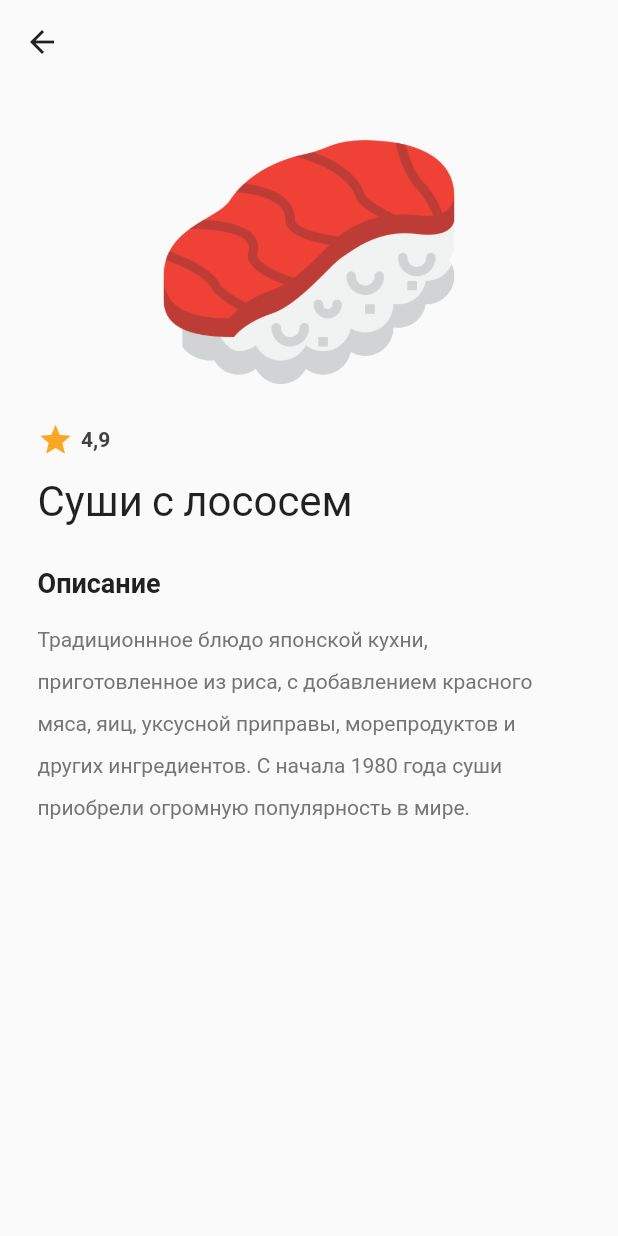
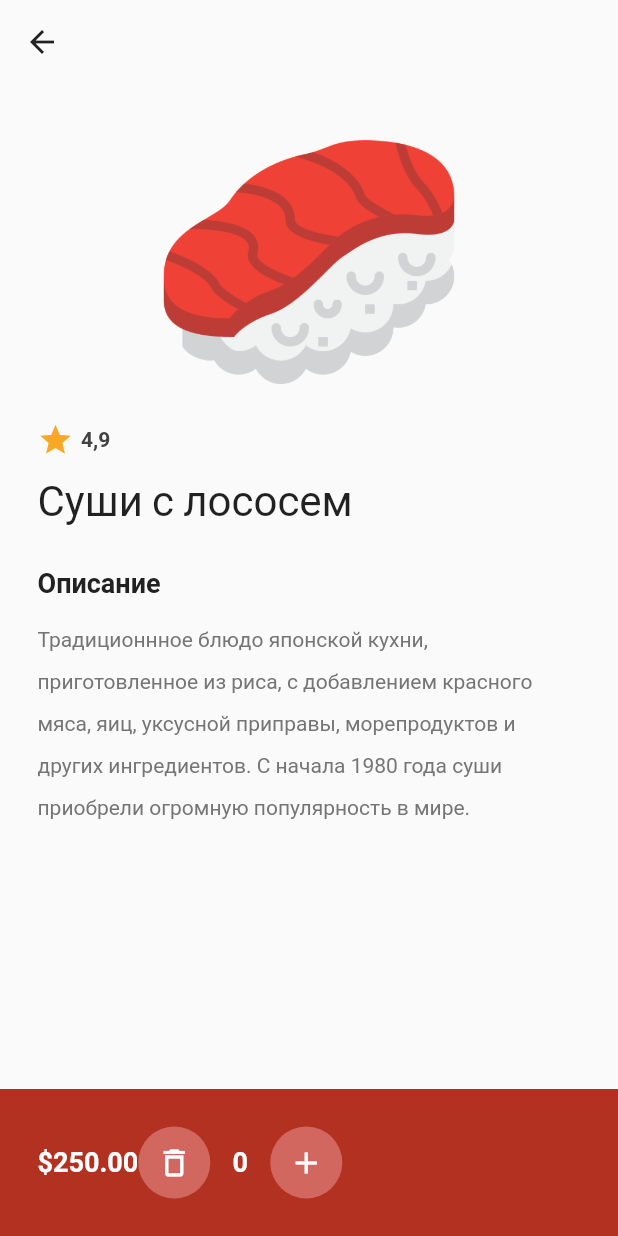
Before and after one commit to MariyaRazboynikova/Sushi-Restaurant, a Flutter app: the MenuPage screen opened by its route, after a tap on "Суши с лососем", on a phone screen of 412 x 824 dp. Run offline on Flutter 3.47's test engine with Material 2 defaults, Android fonts, the phone set to English and light mode, and no system bars; our stand-ins replace google_fonts.

Commit message:
product count

```diff
--- a/lib/components/button.dart
+++ b/lib/components/button.dart
@@ -1,4 +1,5 @@
 import 'package:flutter/material.dart';
+import 'package:sushi_restaurant/themes/colors.dart';
 
 class MyButton extends StatelessWidget {
   final String text;
@@ -16,7 +17,7 @@ class MyButton extends StatelessWidget {
       onTap: onTap,
       child: Container(
         decoration: BoxDecoration(
-          color: Color.fromARGB(255, 210, 103, 95),
+          color: secondaryColor,
           borderRadius: BorderRadius.circular(10),
         ),
         child: Row(
--- a/lib/pages/food_detailes_page.dart
+++ b/lib/pages/food_detailes_page.dart
@@ -17,6 +17,23 @@ class FoodDetailesPage extends StatefulWidget {
 }
 
 class _FoodDetailesPageState extends State<FoodDetailesPage> {
+  //quantity
+  int quantityCount = 0;
+
+  //decrement quantity
+  void decrementQuantity() {
+    setState(() {
+      quantityCount--;
+    });
+  }
+
+  //increment quantity
+  void incrementQuantity() {
+    setState(() {
+      quantityCount++;
+    });
+  }
+
   @override
   Widget build(BuildContext context) {
     return Scaffold(
@@ -99,11 +116,76 @@ class _FoodDetailesPageState extends State<FoodDetailesPage> {
           //price + quantity + add to card button
           Container(
             color: primaryColor,
+            padding: EdgeInsets.all(25),
             child: Column(
+              children: [
+                Row(
+                  children: [
+                    //price
+                    Text(
+                      "\$" + widget.food.price,
+                      style: TextStyle(
+                        color: Colors.white,
+                        fontWeight: FontWeight.bold,
+                        fontSize: 18,
+                      ),
+                    ),
+                    //quantity
+                    Row(
+                      children: [
+                        //minus button
+                        Container(
+                          decoration: BoxDecoration(
+                            color: secondaryColor,
+                            shape: BoxShape.circle,
+                          ),
+                          child: IconButton(
+                            icon: const Icon(
+                              Icons.delete_outline,
+                              color: Colors.white,
+                            ),
+                            onPressed: decrementQuantity,
+                          ),
+                        ),
+
+                        //quantity count
+                        SizedBox(
+                          width: 40,
+                          child: Center(
+                            child: Text(
+                              quantityCount.toString(),
+                              style: const TextStyle(
+                                color: Colors.white,
+                                fontWeight: FontWeight.bold,
+                                fontSize: 18,
+                              ),
+                            ),
+                          ),
+                        ),
+
+                        //plus button
+                        Container(
+                          decoration: BoxDecoration(
+                            color: secondaryColor,
+                            shape: BoxShape.circle,
+                          ),
+                          child: IconButton(
+                            icon: const Icon(
+                              Icons.add,
+                              color: Colors.white,
+                            ),
+                            onPressed: incrementQuantity,
+                          ),
+                        ),
+                      ],
+                    )
+                  ],
+                )
                 //price+quantity
 
                 //add to cart button
-                ),
+              ],
+            ),
           ),
         ],
       ),
--- a/lib/themes/colors.dart
+++ b/lib/themes/colors.dart
@@ -1,3 +1,4 @@
 import 'package:flutter/material.dart';
 
 var primaryColor = const Color.fromARGB(255, 179, 49, 32);
+var secondaryColor = const Color.fromARGB(255, 210, 103, 95);
```
